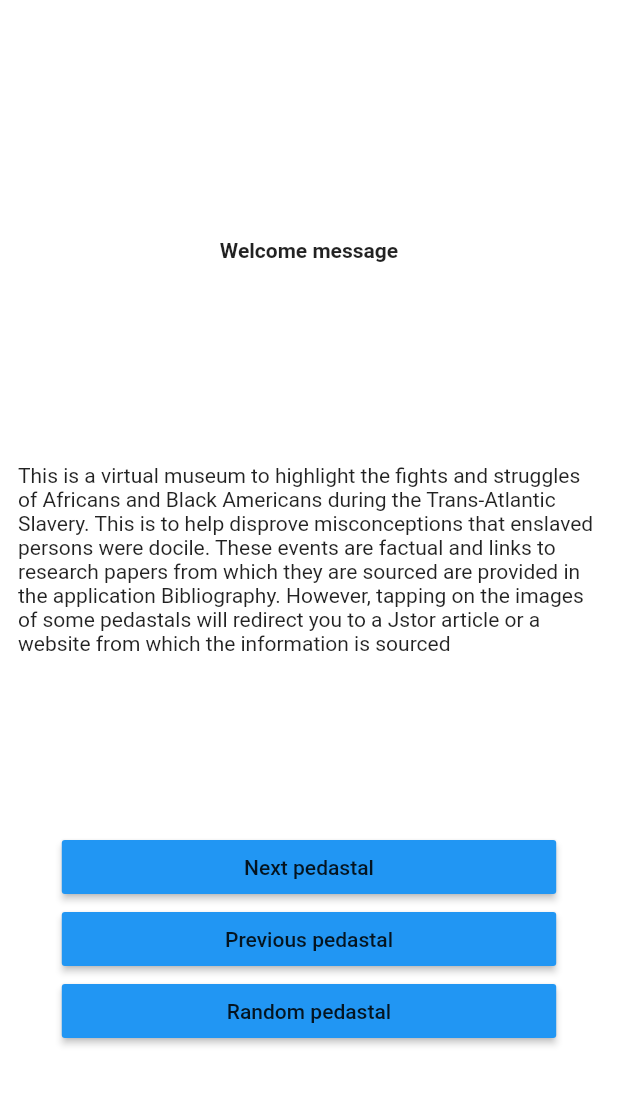
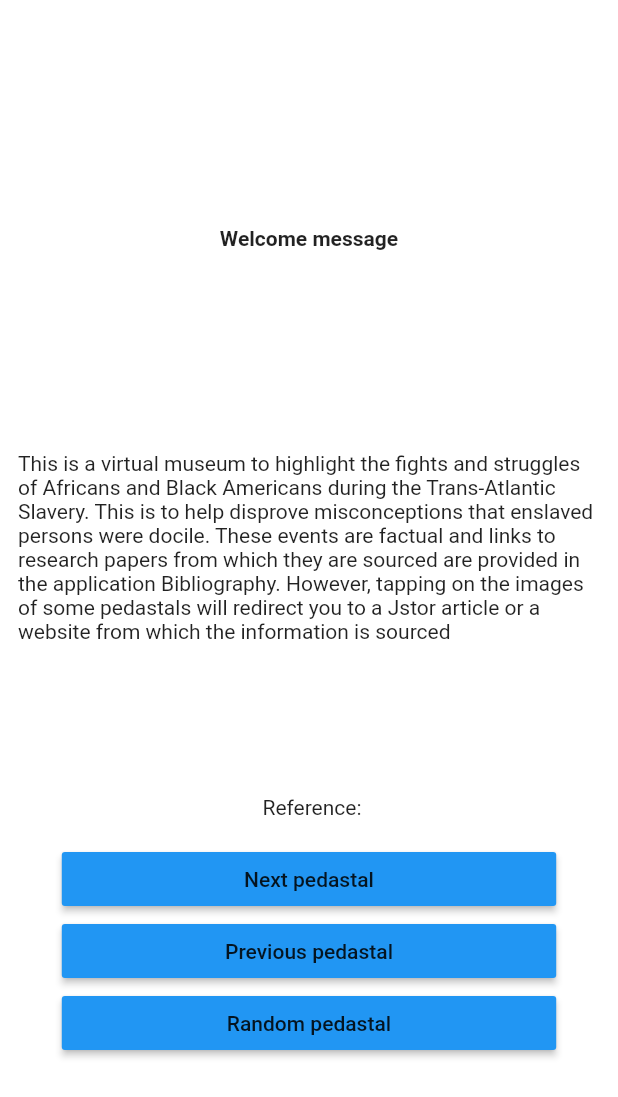
Before and after one commit to kwe-k-u/HindSight, a Flutter app: the screen it shows after launch, after a tap on "Enter Museum", on a phone screen of 412 x 824 dp. Shown: the top 1097 px of the screen. Run offline on Flutter 3.47's test engine with Material 2 defaults, Android fonts, the phone set to English and light mode, and no system bars.

Commit message:
typo corrected

```diff
--- a/lib/UI/MuseumInterface.dart
+++ b/lib/UI/MuseumInterface.dart
@@ -57,7 +57,8 @@ class _MuseumInterfaceState extends State<MuseumInterface> {
 
 
               Container(
-                child: Center(child: Text(list.current.reference)),
+                padding: EdgeInsets.only(left: 4.0),
+                child: Center(child: Text("Reference:\n ${list.current.reference}")),
               ),
 
 
```
